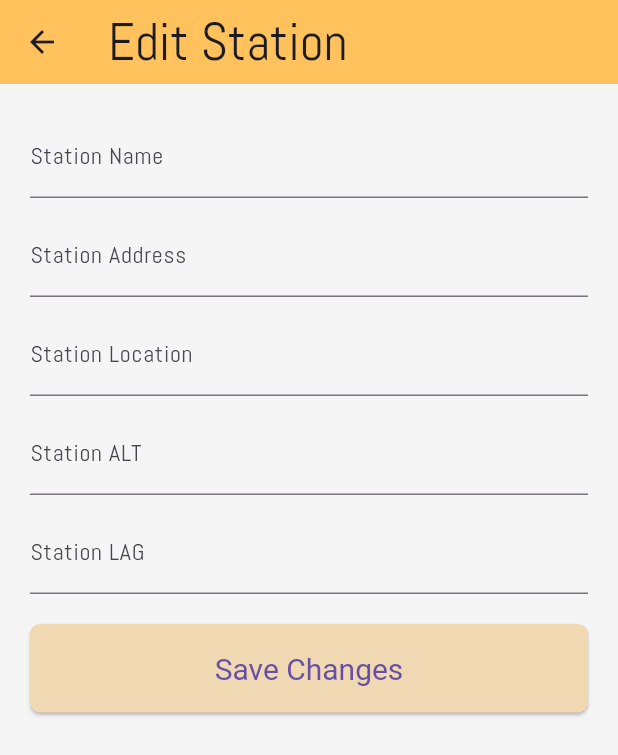
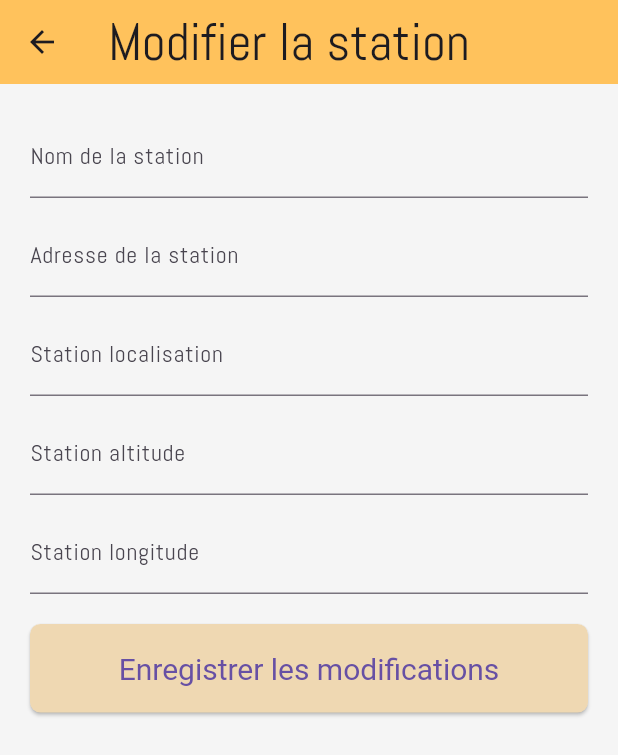
Before and after one commit to Aminejemmali/Bus_Tracker, a Flutter app: the EditStationForm screen opened directly with empty values, on a phone screen of 412 x 824 dp. Shown: the top 755 px of the screen. Run offline on Flutter 3.47's test engine with Material 3 defaults, Android fonts, the phone set to English and light mode, and no system bars; our stand-ins replace flutter_map, fluttertoast, geolocator, latlong2, logger and 1 more; missing offline and left inert: app_settings, dart:ffi, mysql1, mysql_client.

Commit message:
Translate EN To FR

```diff
--- a/lib/screens/AdminScreens/EditStation.dart
+++ b/lib/screens/AdminScreens/EditStation.dart
@@ -49,17 +49,17 @@ class _EditStationFormState extends State<EditStationForm> {
         _altController.text= station.Alt.toString();
         _lagController.text=station.Lag.toString();
       } else {
-        print('Station not found for ID: ${widget.stationId}');
+        print('"Station non trouvée pour lidentifiant: ${widget.stationId}');
       }
     } catch (e) {
-      print('Error loading station: $e');
+      print('Erreur de chargement de la station: $e');
     }
   }
 
   @override
   Widget build(BuildContext context) {
     return Scaffold(
-      appBar: AppBar(title: const Text('Edit Station')),
+      appBar: AppBar(title: const Text('Modifier la station')),
       body: Form(
         key: _formKey,
         child: ListView(
@@ -68,10 +68,10 @@ class _EditStationFormState extends State<EditStationForm> {
             children: <Widget>[
               TextFormField(
                 controller: _nameController,
-                decoration: const InputDecoration(labelText: 'Station Name'),
+                decoration: const InputDecoration(labelText: 'Nom de la station'),
                 validator: (value) {
                   if (value == null || value.isEmpty) {
-                    return 'Please enter a station name.';
+                    return 'Veuillez saisir un nom de station.';
                   }
                   return null;
                 },
@@ -79,10 +79,10 @@ class _EditStationFormState extends State<EditStationForm> {
               const SizedBox(height: 10.0),
               TextFormField(
                 controller: _addressController,
-                decoration: const InputDecoration(labelText: 'Station Address'),
+                decoration: const InputDecoration(labelText: 'Adresse de la station'),
                 validator: (value) {
                   if (value == null || value.isEmpty) {
-                    return 'Please enter a station address.';
+                    return 'Veuillez saisir une adresse de station.';
                   }
                   return null;
                 },
@@ -90,10 +90,10 @@ class _EditStationFormState extends State<EditStationForm> {
               const SizedBox(height: 10.0),
               TextFormField(
                 controller: _locationController,
-                decoration: const InputDecoration(labelText: 'Station Location'),
+                decoration: const InputDecoration(labelText: 'Station localisation'),
                 validator: (value) {
                   if (value == null || value.isEmpty) {
-                    return 'Please enter a station location.';
+                    return 'Veuillez saisir une localisation de station.';
                   }
                   return null;
                 },
@@ -101,10 +101,10 @@ class _EditStationFormState extends State<EditStationForm> {
               const SizedBox(height: 10.0),
               TextFormField(
                 controller: _altController,
-                decoration: const InputDecoration(labelText: 'Station ALT'),
+                decoration: const InputDecoration(labelText: 'Station altitude'),
                 validator: (value) {
                   if (value == null || value.isEmpty) {
-                    return 'Please enter a station alt.';
+                    return 'Veuillez saisir une altitude de station.';
                   }
                   return null;
                 },
@@ -112,10 +112,10 @@ class _EditStationFormState extends State<EditStationForm> {
               const SizedBox(height: 10.0),
               TextFormField(
                 controller: _lagController,
-                decoration: const InputDecoration(labelText: 'Station LAG'),
+                decoration: const InputDecoration(labelText: 'Station longitude'),
                 validator: (value) {
                   if (value == null || value.isEmpty) {
-                    return 'Please enter a station lag.';
+                    return 'Veuillez saisir une longitude de station.';
                   }
                   return null;
                 },
@@ -127,7 +127,7 @@ class _EditStationFormState extends State<EditStationForm> {
                     _editStation();
                   }
                 },
-                child: const Text('Save Changes'),
+                child: const Text('Enregistrer les modifications'),
               ),
             ],
           ),
@@ -156,7 +156,7 @@ class _EditStationFormState extends State<EditStationForm> {
       );
       ScaffoldMessenger.of(context).showSnackBar(
         SnackBar(
-          content: Text('Station "${station.name}" updated successfully!'),
+          content: Text('Station "${station.name}" Mis à jour avec succès!'),
         ),
 
       );
@@ -164,7 +164,7 @@ class _EditStationFormState extends State<EditStationForm> {
     } catch (e) {
       ScaffoldMessenger.of(context).showSnackBar(
         const SnackBar(
-          content: Text('Failed to update station. Please try again.'),
+          content: Text('Échec de la mise à jour de la station. Veuillez réessayer'),
         ),
       );
     }
--- a/lib/screens/UserScreens/UserHome.dart
+++ b/lib/screens/UserScreens/UserHome.dart
@@ -92,17 +92,17 @@ class _HomeScreenState extends State<HomeScreen> {
       context: context,
       builder: (BuildContext context) {
         return AlertDialog(
-          title: Text("Location Services Disabled"),
-          content: Text("Please enable location services to use this feature."),
+          title: Text("Services de localisation désactivés"),
+          content: Text("Veuillez activer les services de localisation pour utiliser cette fonctionnalité."),
           actions: <Widget>[
             TextButton(
-              child: Text("Cancel"),
+              child: Text("Annuler"),
               onPressed: () {
                 Navigator.of(context).pop();
               },
             ),
             TextButton(
-              child: Text("Settings"),
+              child: Text("Paramétres"),
               onPressed: () {
                 AppSettings.openAppSettings(type: AppSettingsType.location);
                 Navigator.of(context).pop();
@@ -148,14 +148,14 @@ class _HomeScreenState extends State<HomeScreen> {
           padding: EdgeInsets.all(40),
           children: [
             ListTile(
-              title: Text("Settings" , style: TextStyle(fontWeight: FontWeight.bold , fontSize: 24),),
+              title: Text("Paramétres" , style: TextStyle(fontWeight: FontWeight.bold , fontSize: 24),),
               leading: Icon(Icons.settings),
               onTap: () {
 
               },
             ),
             ListTile(
-              title: Text("Logout" , style: TextStyle(fontWeight: FontWeight.bold , fontSize: 24),),
+              title: Text("Déconnexion" , style: TextStyle(fontWeight: FontWeight.bold , fontSize: 24),),
               leading: Icon(Icons.logout),
               onTap: () {
                 Navigator.pushReplacementNamed(context, LoginPage.id);
@@ -166,7 +166,7 @@ class _HomeScreenState extends State<HomeScreen> {
         ),
       ),
       appBar: AppBar(
-        title: Text("User Interface"),
+        title: Text("Bus Tracker"),
         actions: <Widget>[
           IconButton(
             icon: Icon(Icons.refresh),
```
Also changed, not shown: lib/screens/AdminScreens/BusPage.dart (+16 -16 lines).
